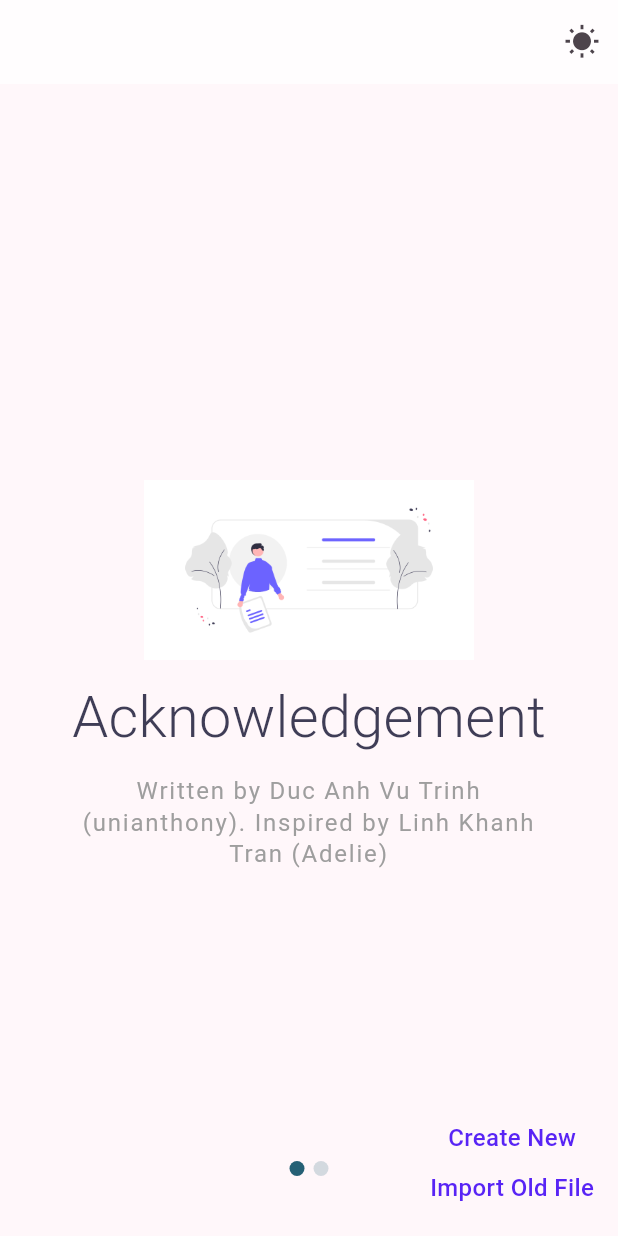
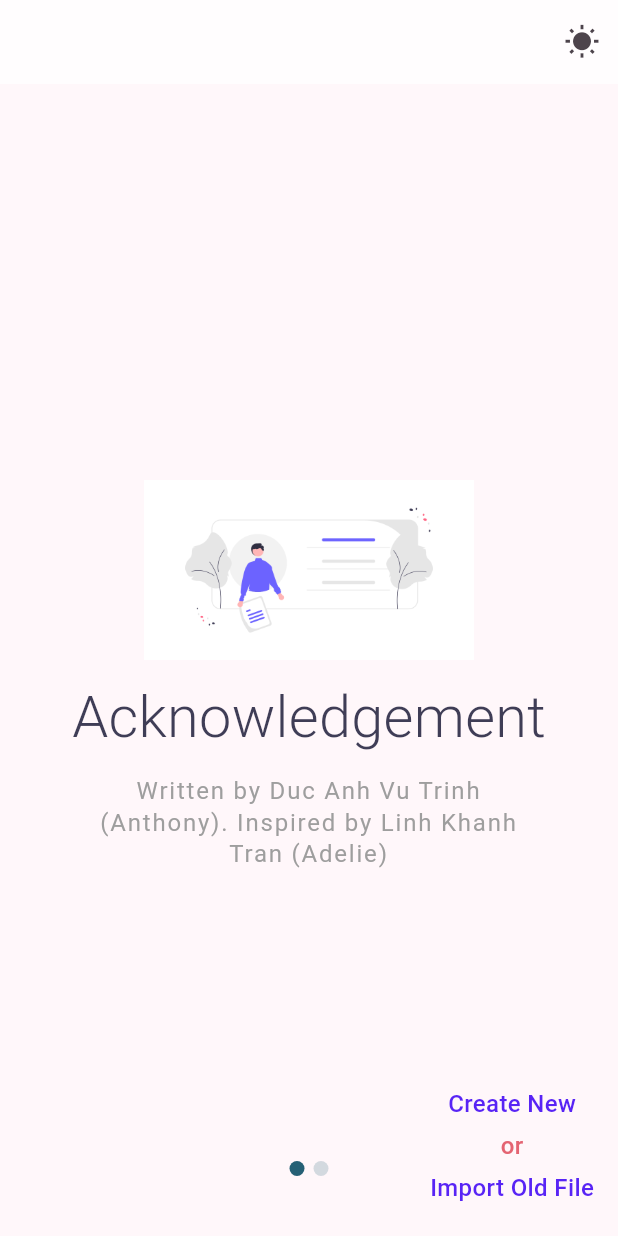
Before and after one commit to DucAnh-Vu-Trinh/Money-and-Fame, a Flutter app: the screen it shows after launch, on a phone screen of 412 x 824 dp. Run offline on Flutter 3.47's test engine with Material 3 defaults, Android fonts, the phone set to English and light mode, and no system bars; our stand-ins replace file_picker, open_file, shared_preferences, tuple; missing offline and left inert: excel, multi_value_listenable_builder.

Commit message:
change layout

```diff
--- a/lib/Pages/Welcome/items.dart
+++ b/lib/Pages/Welcome/items.dart
@@ -2,7 +2,7 @@ List items = [
   {
     "header": "Acknowledgement",
     "description":
-        "Written by Duc Anh Vu Trinh (unianthony). Inspired by Linh Khanh Tran (Adelie)",
+        "Written by Duc Anh Vu Trinh (Anthony). Inspired by Linh Khanh Tran (Adelie)",
     "image": "assets/images/personal_info.png"
   },
   {
--- a/lib/Pages/Welcome/welcome_page.dart
+++ b/lib/Pages/Welcome/welcome_page.dart
@@ -130,7 +130,14 @@ class _WelcomeScreen extends State<WelcomeScreen> {
                   ),
                 ),
               ),
-              const SizedBox(height: 10,),
+              const SizedBox(height: 5,),
+              const Text('or',
+                style: TextStyle(
+                fontSize: 16,
+                fontWeight: FontWeight.w500,
+                color: LightColors.kRed,),
+              ),
+              const SizedBox(height: 5,),
               InkWell(
                 onTap: () async {
                   var myExcelFile = await pickFile();
```
Also changed, not shown: lib/Pages/second_page.dart (+8 -2 lines).
